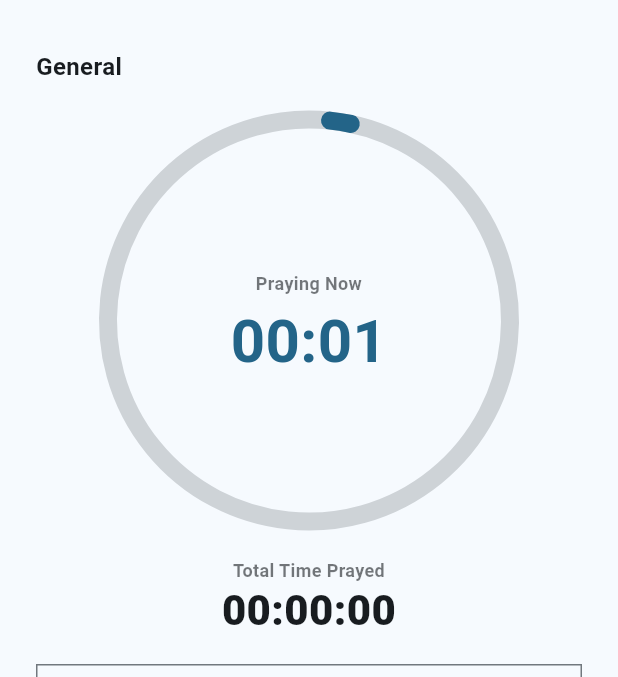
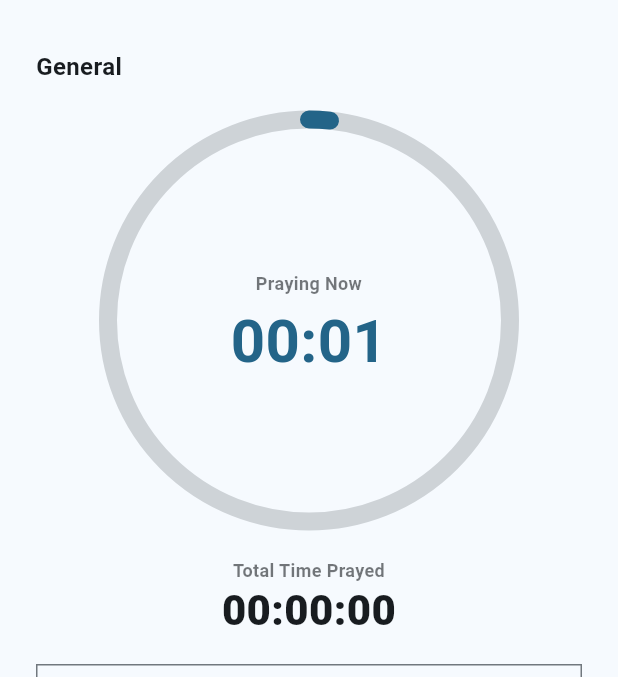
Before and after one commit to thisscribe000/PRAYER, a Flutter app: the PrayNowScreen screen opened by its route, after a tap on "Start", after a tap on "Pause", on a phone screen of 412 x 824 dp, the part 59-736 px from its top. Run offline on Flutter 3.47's test engine with Material 3 defaults, Android fonts, the phone set to English and light mode, and no system bars; our stand-ins replace flutter_riverpod, go_router, hive, hive_flutter; accounts and stored records are empty.

Commit message:
UI: keep ring static (remove rotation)

```diff
--- a/lib/features/session/presentation/pray_now_screen.dart
+++ b/lib/features/session/presentation/pray_now_screen.dart
@@ -1,4 +1,3 @@
-import 'dart:math';
 import 'package:flutter/material.dart';
 import 'package:flutter_riverpod/flutter_riverpod.dart';
 
@@ -15,7 +14,7 @@ class PrayNowScreen extends ConsumerWidget {
     final session = ref.watch(sessionProvider);
     final controller = ref.read(sessionProvider.notifier);
 
-    // ✅ currentProject is non-nullable in your compiled codebase
+    // ✅ Corrected + clean
     final current = controller.currentProject;
     final selectedAccountName = current.name;
     final savedTotal = current.total;
@@ -95,12 +94,7 @@ class PrayNowScreen extends ConsumerWidget {
                   child: Builder(
                     key: ValueKey(targetRingColor.toARGB32()),
                     builder: (_) {
-                      final rotate =
-                          2 * pi * (elapsedSeconds / max(1, cycleSeconds));
-
-                      return Transform.rotate(
-                        angle: rotate,
-                        child: Stack(
+                      return Stack(
                         alignment: Alignment.center,
                         children: [
                           ProgressRing(
@@ -110,9 +104,7 @@ class PrayNowScreen extends ConsumerWidget {
                                 theme.dividerColor.withAlpha(77),
                             strokeWidth: 12.0,
                           ),
-                            Transform.rotate(
-                              angle: -rotate,
-                              child: Column(
+                          Column(
                             mainAxisSize: MainAxisSize.min,
                             children: [
                               Text(
@@ -138,9 +130,7 @@ class PrayNowScreen extends ConsumerWidget {
                               ),
                             ],
                           ),
-                            ),
                         ],
-                        ),
                       );
                     },
                   ),
@@ -159,12 +149,12 @@ class PrayNowScreen extends ConsumerWidget {
                 fontWeight: FontWeight.w600,
               ),
             ),
-            const SizedBox(height: 4), // ✅ less space
+            const SizedBox(height: 4),
             Text(
               _formatDurationHhMmSs(liveTotal),
               textAlign: TextAlign.center,
               style: TextStyle(
-                fontSize: 28, // ✅ bigger
+                fontSize: 28,
                 fontWeight: FontWeight.w800,
                 color: theme.colorScheme.onSurface,
                 height: 1.0,
@@ -176,12 +166,15 @@ class PrayNowScreen extends ConsumerWidget {
             InkWell(
               onTap: dropdownDisabled
                   ? null
-                  : () => _openAccountPicker(context, theme, session, controller),
+                  : () => _openAccountPicker(
+                      context, theme, session, controller),
               child: Opacity(
                 opacity: dropdownDisabled ? 0.6 : 1.0,
                 child: Container(
-                  padding:
-                      const EdgeInsets.symmetric(horizontal: 18, vertical: 16),
+                  padding: const EdgeInsets.symmetric(
+                    horizontal: 18,
+                    vertical: 16,
+                  ),
                   decoration: BoxDecoration(
                     color: theme.colorScheme.surface,
                     borderRadius: BorderRadius.circular(0),
@@ -231,7 +224,8 @@ class PrayNowScreen extends ConsumerWidget {
                 style: TextStyle(
                   fontSize: 12,
                   fontWeight: FontWeight.w500,
-                  color: theme.colorScheme.onSurface.withAlpha(153),
+                  color:
+                      theme.colorScheme.onSurface.withAlpha(153),
                 ),
               ),
             ],
```
Lines whose indentation alone changed are shown as unchanged.
